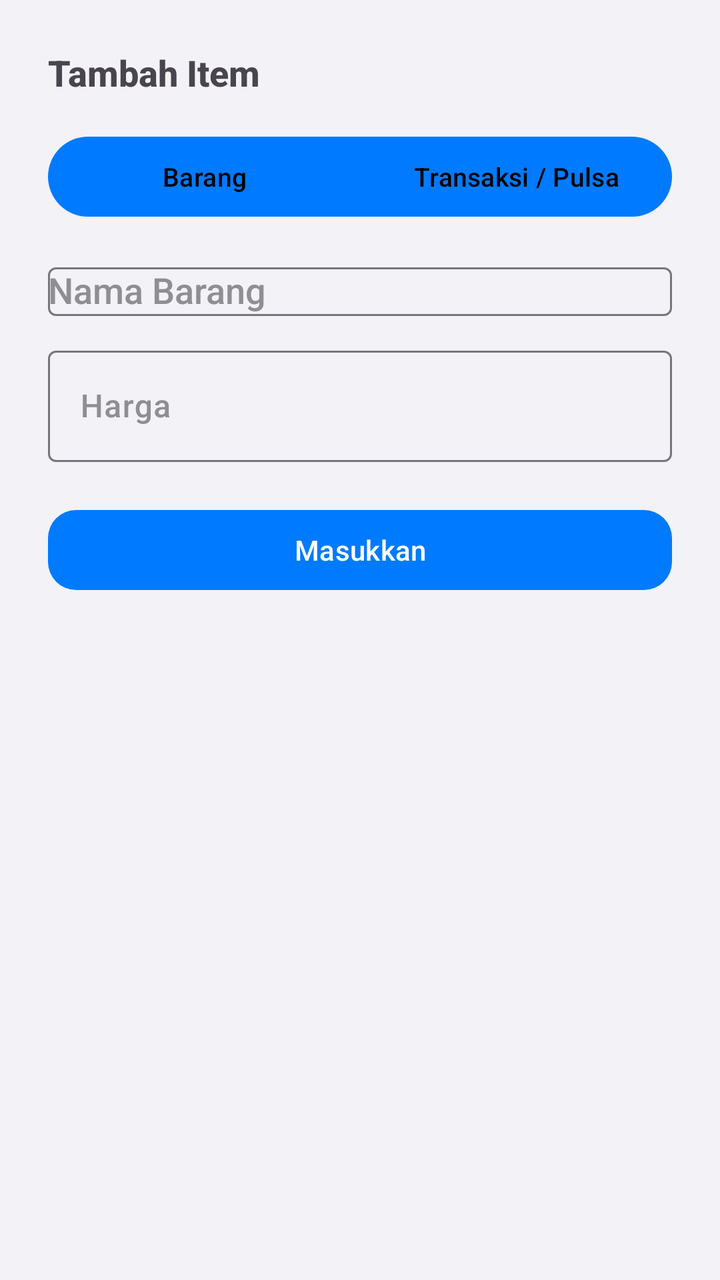
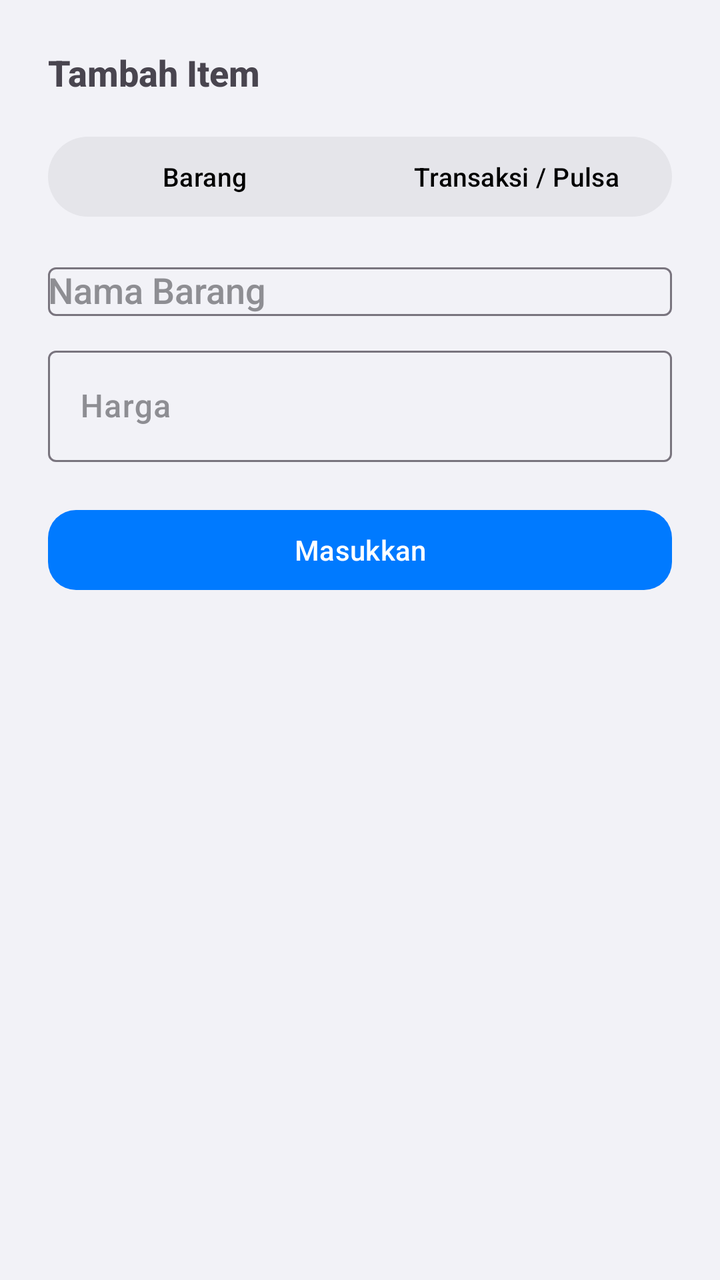

Before-and-after screenshots of an Android layout around one commit, followed by the original layout XML and the change that was made.
<!-- AndroidManifest.xml: application theme Theme.KasirAksesoris -->
<!-- res/layout/dialog_add_item.xml -->
<?xml version="1.0" encoding="utf-8"?>
<LinearLayout xmlns:android="http://schemas.android.com/apk/res/android"
    xmlns:app="http://schemas.android.com/apk/res-auto"
    android:layout_width="match_parent"
    android:layout_height="wrap_content"
    android:orientation="vertical"
    android:padding="24dp">

    <TextView
        android:id="@+id/tvJudulDialog"
        android:layout_width="wrap_content"
        android:layout_height="wrap_content"
        android:text="Tambah Item"
        android:textStyle="bold"
        android:textSize="18sp"
        android:layout_marginBottom="16dp" />

    <com.google.android.material.button.MaterialButtonToggleGroup
        android:id="@+id/toggleTipe"
        android:layout_width="match_parent"
        android:layout_height="wrap_content"
        android:layout_marginBottom="16dp"
        app:singleSelection="true"
        app:selectionRequired="true">

        <com.google.android.material.button.MaterialButton
            android:id="@+id/btnTipeBarang"
            style="@style/Widget.Material3.Button"
            android:layout_width="0dp"
            android:layout_height="48dp"
            android:layout_weight="1"
            android:text="Barang"
            android:textColor="@color/toggle_button_text"
            android:textSize="13sp"
            android:checked="true" />

        <com.google.android.material.button.MaterialButton
            android:id="@+id/btnTipePulsa"
            style="@style/Widget.Material3.Button"
            android:layout_width="0dp"
            android:layout_height="48dp"
            android:layout_weight="1"
            android:text="Transaksi / Pulsa"
            android:textColor="@color/toggle_button_text"
            android:textSize="13sp" />
    </com.google.android.material.button.MaterialButtonToggleGroup>

    <com.google.android.material.textfield.TextInputLayout
        android:id="@+id/tilNama"
        android:layout_width="match_parent"
        android:layout_height="wrap_content"
        android:hint="Nama Barang">

        <AutoCompleteTextView
            android:id="@+id/etNama"
            android:layout_width="match_parent"
            android:layout_height="wrap_content"
            android:inputType="textCapWords"
            android:completionThreshold="1" />
    </com.google.android.material.textfield.TextInputLayout>

    <com.google.android.material.textfield.TextInputLayout
        android:id="@+id/tilHarga"
        android:layout_width="match_parent"
        android:layout_height="wrap_content"
        android:layout_marginTop="12dp"
        android:hint="Harga">

        <com.google.android.material.textfield.TextInputEditText
            android:id="@+id/etHarga"
            android:layout_width="match_parent"
            android:layout_height="wrap_content"
            android:inputType="number" />
    </com.google.android.material.textfield.TextInputLayout>

    <com.google.android.material.button.MaterialButton
        android:id="@+id/btnMasukkan"
        android:layout_width="match_parent"
        android:layout_height="wrap_content"
        android:layout_marginTop="20dp"
        android:text="Masukkan" />
</LinearLayout>
<!-- resources referenced by this layout -->
<resources>
  <style name="Theme.KasirAksesoris" parent="Theme.Material3.Light.NoActionBar">
          <item name="colorPrimary">@color/ios_blue</item>
          <item name="colorPrimaryDark">@color/ios_blue</item>
          <item name="colorSecondary">@color/ios_orange</item>
          <item name="colorAccent">@color/ios_blue</item>
          <item name="android:colorBackground">@color/light_background</item>
          <item name="colorSurface">@color/light_surface</item>
          <item name="colorSurfaceVariant">@color/light_surface_variant</item>
          <item name="colorOnSurface">@color/light_on_surface</item>
          <item name="colorOnSurfaceVariant">@color/light_on_surface_variant</item>
          <item name="android:statusBarColor">@color/light_background</item>
          <item name="android:navigationBarColor">@color/light_surface</item>
          <item name="android:windowLightStatusBar">true</item>
          <item name="android:windowLightNavigationBar">true</item>
          <item name="android:fontFamily">sans-serif-medium</item>
          <item name="materialButtonStyle">@style/Widget.KasirAksesoris.Button</item>
      </style>
  <color name="ios_blue">#007AFF</color>
  <color name="ios_orange">#FF9500</color>
  <color name="light_background">#F2F2F7</color>
  <color name="light_surface">#FFFFFF</color>
  <color name="light_surface_variant">#E5E5EA</color>
  <color name="light_on_surface">#000000</color>
  <color name="light_on_surface_variant">#8E8E93</color>
  <style name="Widget.KasirAksesoris.Button" parent="Widget.Material3.Button">
          <item name="cornerRadius">14dp</item>
      </style>
</resources>

<!-- the commit's change to res/layout/dialog_add_item.xml (unified diff, before → after) -->
@@ -32,6 +32,7 @@
             android:text="Barang"
             android:textColor="@color/toggle_button_text"
             android:textSize="13sp"
+            app:backgroundTint="@color/tab_background"
             android:checked="true" />
 
         <com.google.android.material.button.MaterialButton
@@ -42,7 +43,8 @@
             android:layout_weight="1"
             android:text="Transaksi / Pulsa"
             android:textColor="@color/toggle_button_text"
-            android:textSize="13sp" />
+            android:textSize="13sp"
+            app:backgroundTint="@color/tab_background" />
     </com.google.android.material.button.MaterialButtonToggleGroup>
 
     <com.google.android.material.textfield.TextInputLayout
